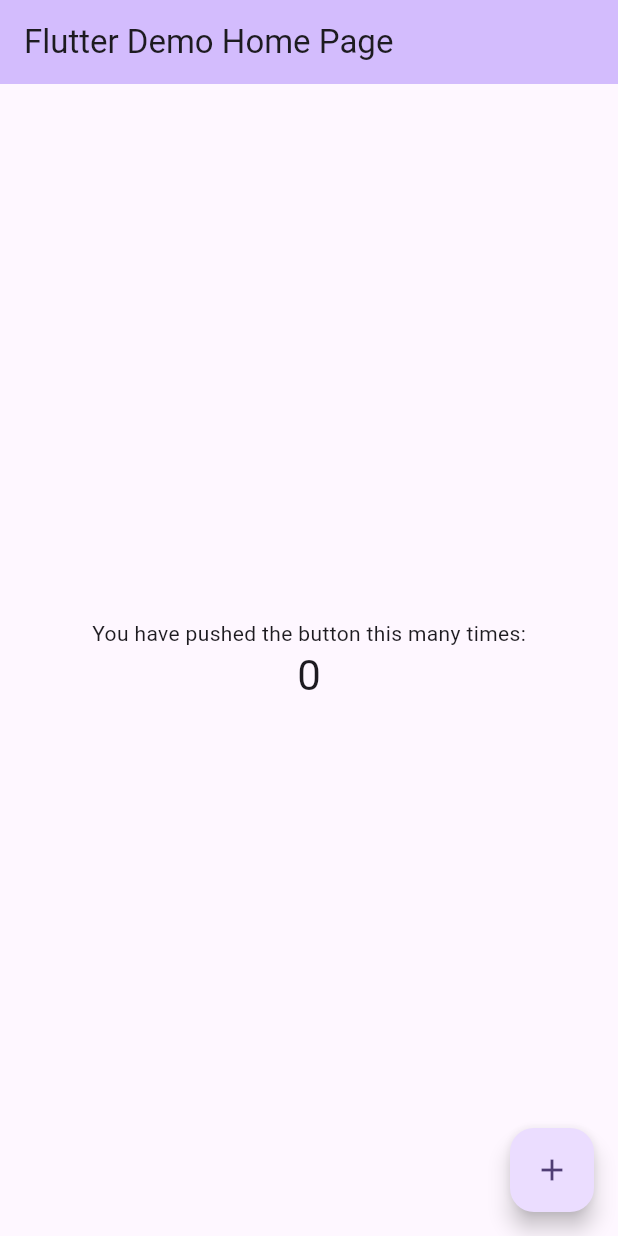
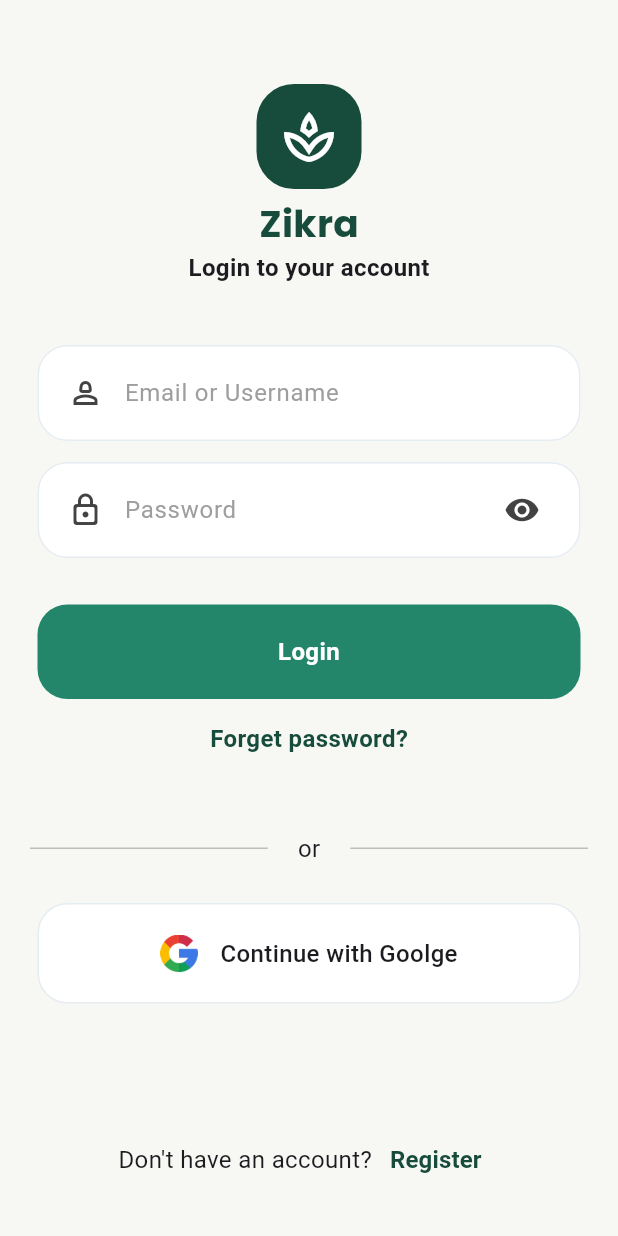
Before and after one commit to sunjirsanuj/SAD_Flutter, a Flutter app: the screen it shows after launch, on a phone screen of 412 x 824 dp. Run offline on Flutter 3.47's test engine with Material 3 defaults, Android fonts, the phone set to English and light mode, and no system bars; our stand-ins replace google_fonts.

Commit message:
completed the assignment

```diff
--- a/authentication_page/lib/main.dart
+++ b/authentication_page/lib/main.dart
@@ -1,122 +1,33 @@
+import 'package:authentication_page/providers/auth_provider.dart';
+import 'package:authentication_page/screens/login_page.dart';
 import 'package:flutter/material.dart';
+import 'package:provider/provider.dart';
 
 void main() {
-  runApp(const MyApp());
+  WidgetsFlutterBinding.ensureInitialized();
+
+  runApp(
+    MultiProvider(
+      providers: [
+        ChangeNotifierProvider(
+          create: (_) => AuthProvider(),
+        ),
+
+      ],
+      child: const MyApp(),
+    ),
+  );
 }
 
 class MyApp extends StatelessWidget {
   const MyApp({super.key});
 
-  // This widget is the root of your application.
   @override
   Widget build(BuildContext context) {
     return MaterialApp(
-      title: 'Flutter Demo',
-      theme: ThemeData(
-        // This is the theme of your application.
-        //
-        // TRY THIS: Try running your application with "flutter run". You'll see
-        // the application has a purple toolbar. Then, without quitting the app,
-        // try changing the seedColor in the colorScheme below to Colors.green
-        // and then invoke "hot reload" (save your changes or press the "hot
-        // reload" button in a Flutter-supported IDE, or press "r" if you used
-        // the command line to start the app).
-        //
-        // Notice that the counter didn't reset back to zero; the application
-        // state is not lost during the reload. To reset the state, use hot
-        // restart instead.
-        //
-        // This works for code too, not just values: Most code changes can be
-        // tested with just a hot reload.
-        colorScheme: .fromSeed(seedColor: Colors.deepPurple),
-      ),
-      home: const MyHomePage(title: 'Flutter Demo Home Page'),
+      title: 'Zikra',
+      debugShowCheckedModeBanner: false,
+      home: const LoginPage(),
     );
   }
 }
-
-class MyHomePage extends StatefulWidget {
-  const MyHomePage({super.key, required this.title});
-
-  // This widget is the home page of your application. It is stateful, meaning
-  // that it has a State object (defined below) that contains fields that affect
-  // how it looks.
-
-  // This class is the configuration for the state. It holds the values (in this
-  // case the title) provided by the parent (in this case the App widget) and
-  // used by the build method of the State. Fields in a Widget subclass are
-  // always marked "final".
-
-  final String title;
-
-  @override
-  State<MyHomePage> createState() => _MyHomePageState();
-}
-
-class _MyHomePageState extends State<MyHomePage> {
-  int _counter = 0;
-
-  void _incrementCounter() {
-    setState(() {
-      // This call to setState tells the Flutter framework that something has
-      // changed in this State, which causes it to rerun the build method below
-      // so that the display can reflect the updated values. If we changed
-      // _counter without calling setState(), then the build method would not be
-      // called again, and so nothing would appear to happen.
-      _counter++;
-    });
-  }
-
-  @override
-  Widget build(BuildContext context) {
-    // This method is rerun every time setState is called, for instance as done
-    // by the _incrementCounter method above.
-    //
-    // The Flutter framework has been optimized to make rerunning build methods
-    // fast, so that you can just rebuild anything that needs updating rather
-    // than having to individually change instances of widgets.
-    return Scaffold(
-      appBar: AppBar(
-        // TRY THIS: Try changing the color here to a specific color (to
-        // Colors.amber, perhaps?) and trigger a hot reload to see the AppBar
-        // change color while the other colors stay the same.
-        backgroundColor: Theme.of(context).colorScheme.inversePrimary,
-        // Here we take the value from the MyHomePage object that was created by
-        // the App.build method, and use it to set our appbar title.
-        title: Text(widget.title),
-      ),
-      body: Center(
-        // Center is a layout widget. It takes a single child and positions it
-        // in the middle of the parent.
-        child: Column(
-          // Column is also a layout widget. It takes a list of children and
-          // arranges them vertically. By default, it sizes itself to fit its
-          // children horizontally, and tries to be as tall as its parent.
-          //
-          // Column has various properties to control how it sizes itself and
-          // how it positions its children. Here we use mainAxisAlignment to
-          // center the children vertically; the main axis here is the vertical
-          // axis because Columns are vertical (the cross axis would be
-          // horizontal).
-          //
-          // TRY THIS: Invoke "debug painting" (choose the "Toggle Debug Paint"
-          // action in the IDE, or press "p" in the console), to see the
-          // wireframe for each widget.
-          mainAxisAlignment: .center,
-          children: [
-            const Text('You have pushed the button this many times:'),
-            Text(
-              '$_counter',
-              style: Theme.of(context).textTheme.headlineMedium,
-            ),
-          ],
-        ),
-      ),
-      floatingActionButton: FloatingActionButton(
-        onPressed: _incrementCounter,
-        tooltip: 'Increment',
-        child: const Icon(Icons.add),
-      ),
-    );
-  }
-}
--- /dev/null
+++ b/authentication_page/lib/providers/auth_provider.dart
@@ -0,0 +1,54 @@
+import 'package:flutter/material.dart';
+
+class AuthProvider extends ChangeNotifier {
+  String? _fullName;
+  String? _studentId;
+  String? _email;
+  String? _password;
+
+  String? get fullName => _fullName;
+  String? get studentId => _studentId;
+  String? get email => _email;
+
+  String? signup({
+    required String fullName,
+    required String studentId,
+    required String email,
+    required String password,
+  }) {
+    if (fullName.trim().isEmpty ||
+        studentId.trim().isEmpty ||
+        email.trim().isEmpty ||
+        password.isEmpty) {
+      return "Please fill in all fields";
+    }
+
+    if (!email.contains("@")) {
+      return "Please enter valid email";
+    }
+
+    if (password.length < 6) {
+      return "Password must be at least 6 characters.";
+    }
+
+    _fullName = fullName;
+    _studentId = studentId;
+    _email = email;
+    _password = password;
+
+    notifyListeners();
+    return null;
+  }
+
+  String? login({required String email, required String password}) {
+    if (_email == null || _password == null) {
+      return "Please signup first";
+    }
+
+    if (email.trim() != _email || password != _password) {
+      return "Incorrect email or password";
+    }
+
+    return null;
+  }
+}
--- /dev/null
+++ b/authentication_page/lib/screens/login_page.dart
@@ -0,0 +1,168 @@
+import 'package:authentication_page/providers/auth_provider.dart';
+import 'package:authentication_page/screens/home_page.dart';
+import 'package:authentication_page/screens/signup_page.dart';
+import 'package:authentication_page/widgets/brand_logo.dart';
+import 'package:authentication_page/widgets/brand_name.dart';
+import 'package:authentication_page/widgets/button.dart';
+import 'package:authentication_page/widgets/custom_icon_text_button.dart';
+import 'package:authentication_page/widgets/custom_textfield.dart';
+import 'package:flutter/material.dart';
+import 'package:provider/provider.dart';
+
+class LoginPage extends StatefulWidget {
+  const LoginPage({super.key});
+
+  @override
+  State<LoginPage> createState() => _LoginPageState();
+}
+
+class _LoginPageState extends State<LoginPage> {
+  final _emailController = TextEditingController();
+  final _passwordController = TextEditingController();
+
+  @override
+  void dispose() {
+    _emailController.dispose();
+    _passwordController.dispose();
+    super.dispose();
+  }
+
+  void _login() {
+    final auth = context.read<AuthProvider>();
+    final error = auth.login(
+      email: _emailController.text,
+      password: _passwordController.text,
+    );
+
+    if (error != null) {
+      ScaffoldMessenger.of(
+        context,
+      ).showSnackBar(SnackBar(content: (Text(error))));
+      return;
+    }
+
+    Navigator.pushReplacement(
+      context,
+      MaterialPageRoute(builder: (_) => const HomePage()),
+    );
+  }
+
+  @override
+  Widget build(BuildContext context) {
+    return Scaffold(
+      backgroundColor: Color(0xFFF7F8F4),
+
+      // BUG: when i scroll up then the elements go under the app bar.
+      appBar: AppBar(
+        backgroundColor: Colors.transparent,
+        elevation: 0,
+        scrolledUnderElevation: 0,
+        surfaceTintColor: Colors.transparent,
+        foregroundColor: Colors.black,
+      ),
+
+      body: SingleChildScrollView(
+        child: Column(
+          children: [
+            BrandLogo(),
+            BrandName(fontSize: 25),
+            Text(
+              "Login to your account",
+              style: TextStyle(fontSize: 16, fontWeight: FontWeight.bold),
+            ),
+            const SizedBox(height: 40),
+
+            CustomTextfield(
+              hintText: "Email or Username",
+              prefixIcon: Icons.person_2_outlined,
+              isPassword: false,
+              controller: _emailController,
+            ),
+            const SizedBox(height: 8),
+            CustomTextfield(
+              hintText: "Password",
+              prefixIcon: Icons.lock_outline_rounded,
+              isPassword: true,
+              controller: _passwordController,
+            ),
+            const SizedBox(height: 25),
+
+            GestureDetector(
+              onTap: () => _login(),
+              child: Button(buttonContent: "Login", borderRadius: 20),
+            ),
+            const SizedBox(height: 15),
+            GestureDetector(
+              onTap: () {},
+              child: Text(
+                "Forget password?",
+                style: TextStyle(
+                  fontSize: 16,
+                  color: Color(0xFF174B3B),
+                  fontWeight: FontWeight.bold,
+                ),
+              ),
+            ),
+            const SizedBox(height: 50),
+
+            Row(
+              mainAxisAlignment: MainAxisAlignment.center,
+              children: [
+                Expanded(
+                  child: Padding(
+                    padding: const EdgeInsets.symmetric(horizontal: 20),
+                    child: Divider(color: Colors.grey[400], thickness: 1),
+                  ),
+                ),
+                Text("or", style: TextStyle(fontSize: 16)),
+                Expanded(
+                  child: Padding(
+                    padding: const EdgeInsets.symmetric(horizontal: 20),
+                    child: Divider(color: Colors.grey[400], thickness: 1),
+                  ),
+                ),
+              ],
+            ),
+            const SizedBox(height: 25),
+
+            GestureDetector(
+              onTap: () {},
+              child: CustomIconTextButton(
+                buttonContent: "Continue with Google",
+                borderColor: Color(0xFFE5ECF2),
+                backgroundColor: Colors.white,
+                buttonIcon: Image.asset("assets/images/google.png"),
+              ),
+            ),
+            const SizedBox(height: 80),
+
+            Row(
+              mainAxisAlignment: MainAxisAlignment.center,
+              children: [
+                Text("Don't have an account?", style: TextStyle(fontSize: 16)),
+                TextButton(
+                  onPressed: () {
+                    Navigator.push(
+                      context,
+                      MaterialPageRoute(
+                        builder: (context) => const SignupPage(),
+                      ),
+                    );
+                  },
+                  child: Text(
+                    "Register",
+                    style: TextStyle(
+                      color: Color(0xFF174B3B),
+                      fontWeight: FontWeight.bold,
+                      fontSize: 16,
+                    ),
+                  ),
+                ),
+              ],
+            ),
+          ],
+        ),
+      ),
+    );
+  }
+}
--- /dev/null
+++ b/authentication_page/lib/widgets/brand_logo.dart
@@ -0,0 +1,23 @@
+import 'package:flutter/material.dart';
+
+class BrandLogo extends StatelessWidget {
+  const BrandLogo({super.key});
+
+  @override
+  Widget build(BuildContext context) {
+    return Container(
+      padding: const EdgeInsets.only(top: 15, bottom: 15, left: 15, right: 15),
+      decoration: BoxDecoration(
+        color: Color(0xFF174B3B),
+        borderRadius: BorderRadius.circular(25),
+        gradient: const LinearGradient(
+          begin: Alignment.topLeft,
+          end: Alignment.bottomRight,
+          colors: [Color(0xFF174B3B), Color(0xFF174B3B)],
+        ),
+      ),
+
+      child: Icon(Icons.spa_outlined, size: 40, color: Colors.white),
+    );
+  }
+}
--- /dev/null
+++ b/authentication_page/lib/widgets/brand_name.dart
@@ -0,0 +1,35 @@
+import 'package:flutter/material.dart';
+import 'package:google_fonts/google_fonts.dart';
+
+class BrandName extends StatelessWidget {
+  final double fontSize;
+  const BrandName({super.key, required this.fontSize});
+
+  @override
+  Widget build(BuildContext context) {
+    return Padding(
+      padding: const EdgeInsets.only(top: 5),
+      child: Row(
+        mainAxisAlignment: MainAxisAlignment.center,
+        children: [
+          Text(
+            "Zikra",
+            style: GoogleFonts.poppins(
+              color: Color(0xFF174B3B),
+              fontSize: fontSize,
+              fontWeight: FontWeight.bold,
+            ),
+          ),
+          // Text(
+          //   "Siswa",
+          //   style: GoogleFonts.poppins(
+          //     fontSize: fontSize,
+          //     fontWeight: FontWeight.bold,
+          //     color: AppTheme.forest,
+          //   ),
+          // ),
+        ],
+      ),
+    );
+  }
+}
--- /dev/null
+++ b/authentication_page/lib/widgets/button.dart
@@ -0,0 +1,34 @@
+import 'package:flutter/material.dart';
+
+class Button extends StatelessWidget {
+  final String buttonContent;
+  final double borderRadius;
+  const Button({
+    super.key,
+    required this.buttonContent,
+    required this.borderRadius,
+  });
+
+  @override
+  Widget build(BuildContext context) {
+    return Container(
+      padding: const EdgeInsets.symmetric(vertical: 20),
+      margin: const EdgeInsets.symmetric(horizontal: 25),
+
+      width: double.infinity,
+      decoration: BoxDecoration(
+        color: Color(0xFF23866A),
+        borderRadius: BorderRadius.circular(borderRadius),
+      ),
+      child: Text(
+        buttonContent,
+        style: TextStyle(
+          color: Colors.white,
+          fontWeight: FontWeight.bold,
+          fontSize: 16,
+        ),
+        textAlign: TextAlign.center,
+      ),
+    );
+  }
+}
--- /dev/null
+++ b/authentication_page/lib/widgets/custom_icon_text_button.dart
@@ -0,0 +1,40 @@
+import 'package:flutter/material.dart';
+
+class CustomIconTextButton extends StatelessWidget {
+  final String buttonContent;
+  final Color borderColor;
+  final Color backgroundColor;
+  final Image buttonIcon;
+  const CustomIconTextButton({
+    super.key,
+    required this.buttonContent,
+    required this.borderColor,
+    required this.backgroundColor,
+    required this.buttonIcon,
+  });
+
+  @override
+  Widget build(BuildContext context) {
+    return Container(
+      padding: const EdgeInsets.symmetric(vertical: 20),
+      margin: const EdgeInsets.symmetric(horizontal: 25),
+
+      decoration: BoxDecoration(
+        color: Colors.white,
+        borderRadius: BorderRadius.circular(20),
+        border: BoxBorder.all(color: Color(0xFFE5ECF2)),
+      ),
+      child: Row(
+        mainAxisAlignment: MainAxisAlignment.center,
+        children: [
+          Image.asset("assets/images/google.png", height: 25),
+          const SizedBox(width: 15),
+          Text(
+            "Continue with Goolge",
+            style: TextStyle(fontSize: 16, fontWeight: FontWeight.w500),
+          ),
+        ],
+      ),
+    );
+  }
+}
--- /dev/null
+++ b/authentication_page/lib/widgets/custom_textfield.dart
@@ -0,0 +1,88 @@
+import 'package:flutter/material.dart';
+
+class CustomTextfield extends StatefulWidget {
+  final String hintText;
+  final IconData prefixIcon;
+  final bool isPassword;
+  final TextEditingController? controller;
+  const CustomTextfield({
+    super.key,
+    required this.hintText,
+    required this.prefixIcon,
+    required this.isPassword,
+    this.controller,
+  });
+
+  @override
+  State<CustomTextfield> createState() => _CustomTextfieldState();
+}
+
+class _CustomTextfieldState extends State<CustomTextfield> {
+  bool isVisible = false;
+
+  @override
+  Widget build(BuildContext context) {
+    return Container(
+      margin: const EdgeInsets.symmetric(horizontal: 25),
+      //padding: const EdgeInsets.all(10),
+      height: 70,
+      child: TextField(
+        controller: widget.controller,
+        cursorColor: Color(0xFF174B3B),
+        obscureText: widget.isPassword && !isVisible,
+
+        decoration: InputDecoration(
+          prefixIcon: Padding(
+            padding: const EdgeInsets.only(left: 20, right: 10),
+            child: IconTheme(
+              data: IconThemeData(color: Colors.grey[800]),
+              child: Icon(widget.prefixIcon),
+            ),
+          ),
+          hintText: widget.hintText,
+          hintStyle: TextStyle(color: Colors.grey),
+
+          suffixIcon: widget.isPassword
+              ? Padding(
+                  padding: const EdgeInsets.only(right: 15),
+                  child: IconButton(
+                    onPressed: () {
+                      setState(() {
+                        isVisible = !isVisible;
+                      });
+                    },
+                    color: Colors.grey[800],
+                    icon: isVisible
+                        ? Icon(Icons.visibility_off)
+                        : Icon(Icons.visibility),
+                  ),
+                )
+              : null,
+
+          filled: true,
+          fillColor: Colors.white,
+
+          contentPadding: const EdgeInsets.symmetric(
+            vertical: 20,
+            horizontal: 20,
+          ),
+
+          border: OutlineInputBorder(
+            borderRadius: BorderRadius.circular(20),
+            borderSide: BorderSide(color: Color(0xFFE5ECF2), width: 1),
+          ),
+
+          enabledBorder: OutlineInputBorder(
+            borderRadius: BorderRadius.circular(20),
+            borderSide: BorderSide(color: Color(0xFFE5ECF2), width: 1),
+          ),
+
+          focusedBorder: OutlineInputBorder(
+            borderRadius: BorderRadius.circular(20),
+            borderSide: BorderSide(color: Color(0xFF174B3B)),
+          ),
+        ),
+      ),
+    );
+  }
+}
--- a/authentication_page/pubspec.yaml
+++ b/authentication_page/pubspec.yaml
@@ -34,6 +34,8 @@ dependencies:
   # The following adds the Cupertino Icons font to your application.
   # Use with the CupertinoIcons class for iOS style icons.
   cupertino_icons: ^1.0.8
+  google_fonts: ^8.2.1
+  provider: ^6.1.5+1
 
 dev_dependencies:
   flutter_test:
@@ -58,8 +60,8 @@ flutter:
   uses-material-design: true
 
   # To add assets to your application, add an assets section, like this:
-  # assets:
-  #   - images/a_dot_burr.jpeg
+  assets:
+    - assets/images/
   #   - images/a_dot_ham.jpeg
 
   # An image asset can refer to one or more resolution-specific "variants", see
```
Also changed, not shown: authentication_page/lib/screens/home_page.dart (added, +19 -0 lines), authentication_page/lib/screens/signup_page.dart (added, +145 -0 lines), authentication_page/assets/images/WhatsApp Image 2026-10-06 at 2.08.18 PM.jpeg (added), authentication_page/assets/images/google.png (added), authentication_page/assets/images/intro_bg.jpg (added), authentication_page/pubspec.lock, 2 other files.
